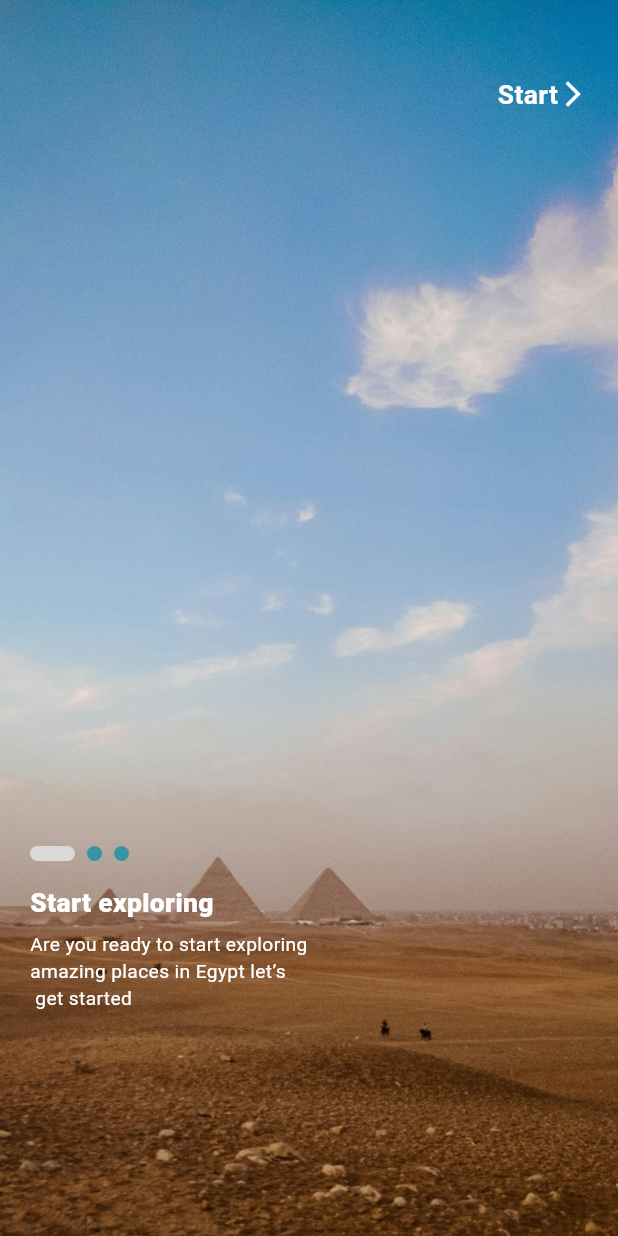
After one commit to Not-Organization-dev/egy_traveler_flutter, a Flutter app: the OnBoardingView screen opened directly, on a phone screen of 412 x 824 dp. The commit adds this screen. Run offline on Flutter 3.47's test engine with Material 3 defaults, Android fonts, the phone set to English and light mode, and no system bars; drawn by our look-alikes of smooth_page_indicator; our stand-ins replace bloc, cached_network_image, cherry_toast, connectivity_plus, dio, flutter_bloc and 8 more; missing offline and left inert: appbar_animated, bottom_bar, number_pagination, number_paginator; accounts and stored records are empty; network calls fail.

Commit message:
Add onboarding feature with view model, view, and widgets
This commit adds the onboarding feature including the view model, view, and
various widgets for displaying onboarding screens. It also updates imports and
removes the old onboarding screen.

```diff
--- /dev/null
+++ b/lib/Features/onBoarding/Presentation/View_model/boarding_model.dart
@@ -0,0 +1,10 @@
+class BoardingModel {
+  String title;
+  String image;
+  String body;
+  BoardingModel({
+    required this.image,
+    required this.title,
+    required this.body,
+  });
+}
--- /dev/null
+++ b/lib/Features/onBoarding/Presentation/view/onboarding_view.dart
@@ -0,0 +1,154 @@
+import 'dart:async';
+
+import 'package:flutter/material.dart';
+import 'package:egytraveler/core/resources/app_localizations.dart';
+import 'package:egytraveler/generated/assets.dart';
+
+import '../../../../shared/components/constants.dart';
+import '../View_model/boarding_model.dart';
+import 'widget/on_boarding_skip_button.dart';
+import 'widget/on_boarding_smooth_page_indicator.dart';
+
+class OnBoardingView extends StatefulWidget {
+  const OnBoardingView({super.key});
+
+  @override
+  State<OnBoardingView> createState() => _OnBoardingViewState();
+}
+
+class _OnBoardingViewState extends State<OnBoardingView> {
+  // Variable to track if the current page is the last one
+  bool isLast = true;
+  // Controller for managing the page view
+  final PageController controller = PageController(initialPage: 0);
+  // Index of the current page
+  int currentIndex = 0;
+  // Timer for auto-play functionality
+  Timer? timer;
+  // List of onboarding screen models
+  List<BoardingModel> boarding = [
+    BoardingModel(
+      image: Assets.imageOnboarding1,
+      title: 'titleOnBoarding1',
+      body: "bodyOnBoarding1",
+    ),
+    BoardingModel(
+      image: Assets.imageOnboarding2,
+      title: 'titleOnBoarding2',
+      body: "bodyOnBoarding2",
+    ),
+    BoardingModel(
+      image: Assets.imageOnboarding3,
+      title: 'titleOnBoarding3',
+      body: "bodyOnBoarding3",
+    ),
+  ];
+
+  @override
+  void initState() {
+    super.initState();
+    // Start auto-play when the widget is initialized
+    _startAutoPlay();
+  }
+
+  @override
+  Widget build(BuildContext context) {
+    return Scaffold(
+      body: Stack(
+        children: [
+          // Widget for displaying onboarding pages
+          _onBoardingPages(),
+          // Widget for displaying skip button
+          Positioned(
+            top: 50,
+            right: 20,
+            child: OnBoardingSkipButton(isLast: isLast),
+          ),
+          // Widget for displaying page indicator dots
+          Positioned(
+            bottom: 250,
+            left: 20,
+            child: OnBoardingSmoothPageIndicator(controller: controller),
+          ),
+          // Widget for displaying title text
+          Positioned(
+            bottom: 210,
+            left: 20,
+            child: Text(
+              boarding[currentIndex].title.tr(context),
+              textAlign: TextAlign.center,
+              style: TextStyle(
+                color: Colors.white,
+                fontSize: getResponsiveFontSize(context, fontSize: 22),
+                fontWeight: FontWeight.w900,
+              ),
+            ),
+          ),
+          // Widget for displaying body text
+          Positioned(
+            bottom: 150,
+            left: 20,
+            child: SizedBox(
+              width: 210,
+              child: Text(
+                textAlign: TextAlign.start,
+                boarding[currentIndex].body.tr(context),
+                style: TextStyle(
+                  color: Colors.white,
+                  fontSize: getResponsiveFontSize(context, fontSize: 16),
+                  fontWeight: FontWeight.w400,
+                ),
+              ),
+            ),
+          ),
+        ],
+      ),
+    );
+  }
+
+  // Widget for building the page view of onboarding screens
+  PageView _onBoardingPages() {
+    return PageView.builder(
+      controller: controller,
+      itemBuilder: (context, index) {
+        return Container(
+          decoration: BoxDecoration(
+            image: DecorationImage(
+              image: AssetImage(boarding[index].image),
+              fit: BoxFit.cover,
+            ),
+          ),
+        );
+      },
+      itemCount: boarding.length,
+      onPageChanged: _onPageChanged,
+    );
+  }
+
+  // Method to start auto-play functionality
+  void _startAutoPlay() {
+    const autoPlayDuration = Duration(seconds: 3);
+    timer = Timer.periodic(autoPlayDuration, (timer) {
+      if (currentIndex < 2) {
+        controller.nextPage(
+            duration: const Duration(milliseconds: 1000), curve: Curves.ease);
+      } else {
+        // Stop the timer when reaching the last screen
+        timer.cancel();
+      }
+    });
+  }
+
+  // Method called when page is changed
+  void _onPageChanged(int page) {
+    setState(() {
+      currentIndex = page;
+      // Update isLast based on whether the current page is the last one
+      if (page == boarding.length - 1) {
+        isLast = true;
+      } else {
+        isLast = false;
+      }
+    });
+  }
+}
--- a/lib/modules/onBoarding/widget/custom_button.dart
+++ b/lib/Features/onBoarding/Presentation/view/widget/custom_button.dart
@@ -1,7 +1,7 @@
 import 'package:egytraveler/core/resources/app_localizations.dart';
 import 'package:flutter/material.dart';
 
-import '../../../shared/components/constants.dart';
+import '../../../../../shared/components/constants.dart';
 
 class CustomButton extends StatelessWidget {
   const CustomButton({
@@ -40,7 +40,7 @@ class CustomButton extends StatelessWidget {
               title.tr(context),
               style: TextStyle(
                 color: colorTitle,
-                fontSize: getResponsiveFontSize(context, fontSize: 22),
+                fontSize: getResponsiveFontSize(context, fontSize: 50),
                 fontWeight: FontWeight.w700,
               ),
             ),
--- /dev/null
+++ b/lib/Features/onBoarding/Presentation/view/widget/on_boarding_skip_button.dart
@@ -0,0 +1,48 @@
+import 'package:flutter/material.dart';
+import 'package:egytraveler/core/resources/app_localizations.dart';
+import 'package:egytraveler/modules/Auth/view/signInAndUp.dart';
+import 'package:egytraveler/shared/components/constants.dart';
+import 'package:egytraveler/shared/network/local/cache_helper.dart';
+
+class OnBoardingSkipButton extends StatelessWidget {
+  const OnBoardingSkipButton({
+    super.key,
+    required this.isLast,
+  });
+
+  final bool isLast;
+
+  @override
+  Widget build(BuildContext context) {
+    return GestureDetector(
+      onTap: () {
+        // Saving data to indicate that onboarding is completed
+        CacheHelper.saveData(key: 'onBoarding', value: true).then((value) {
+          // Navigating to the sign in/up screen after onboarding
+          if (value == true) {
+            navigateFish(context, const SignInAndUp());
+          }
+        });
+      },
+      child: Row(
+        children: [
+          // Displaying 'Start' text if it's the last onboarding screen, otherwise 'Skip'
+          Text(
+            isLast ? 'Start'.tr(context) : 'skip'.tr(context),
+            style: TextStyle(
+              color: Colors.white,
+              fontSize: getResponsiveFontSize(context, fontSize: 22),
+              fontWeight: FontWeight.w700,
+            ),
+          ),
+          // Icon for indicating forward navigation
+          const Icon(
+            Icons.arrow_forward_ios,
+            size: 20,
+            color: Colors.white,
+          ),
+        ],
+      ),
+    );
+  }
+}
--- /dev/null
+++ b/lib/Features/onBoarding/Presentation/view/widget/on_boarding_smooth_page_indicator.dart
@@ -0,0 +1,33 @@
+import 'package:egytraveler/core/utils/color_manager.dart';
+import 'package:flutter/material.dart';
+import 'package:smooth_page_indicator/smooth_page_indicator.dart';
+
+class OnBoardingSmoothPageIndicator extends StatelessWidget {
+  const OnBoardingSmoothPageIndicator({
+    super.key,
+    required this.controller,
+  });
+
+  final PageController controller;
+
+  @override
+  Widget build(BuildContext context) {
+    return SmoothPageIndicator(
+      controller: controller,
+      count: 3,
+      onDotClicked: (index) => controller.animateToPage(index,
+          duration: const Duration(milliseconds: 500), curve: Curves.easeInOut),
+      effect: ExpandingDotsEffect(
+        expansionFactor: 3,
+        spacing: 8.0,
+        radius: 5,
+        dotWidth: 10.0,
+        dotHeight: 10.0,
+        paintStyle: PaintingStyle.fill,
+        strokeWidth: .1,
+        dotColor: ColorManager.kDotColorActive,
+        activeDotColor: ColorManager.kColorIdle,
+      ),
+    );
+  }
+}
--- a/lib/modules/Auth/view/reset_password.dart
+++ b/lib/modules/Auth/view/reset_password.dart
@@ -2,7 +2,7 @@ import 'package:cherry_toast/cherry_toast.dart';
 import 'package:cherry_toast/resources/arrays.dart';
 import 'package:egytraveler/modules/Auth/cubit/auth_cubit.dart';
 import 'package:egytraveler/modules/Auth/view/verification.dart';
-import 'package:egytraveler/modules/onBoarding/widget/custom_button.dart';
+import 'package:egytraveler/Features/onBoarding/Presentation/view/widget/custom_button.dart';
 import 'package:egytraveler/core/resources/app_localizations.dart';
 import 'package:flutter/material.dart';
 import 'package:flutter_bloc/flutter_bloc.dart';
--- a/lib/modules/Auth/view/sigin.dart
+++ b/lib/modules/Auth/view/sigin.dart
@@ -11,7 +11,7 @@ import '../../../layout/homeLayout/cubit/cubit.dart';
 import '../../../layout/homeLayout/homelayout.dart';
 import '../../../shared/components/constants.dart';
 import '../../../shared/network/local/cache_helper.dart';
-import '../../onBoarding/widget/custom_button.dart';
+import '../../../Features/onBoarding/Presentation/view/widget/custom_button.dart';
 import '../cubit/auth_cubit.dart';
 
 class SigInScreen extends StatefulWidget {
--- a/lib/modules/Auth/view/sigup.dart
+++ b/lib/modules/Auth/view/sigup.dart
@@ -2,7 +2,7 @@ import 'package:cherry_toast/cherry_toast.dart';
 import 'package:cherry_toast/resources/arrays.dart';
 import 'package:egytraveler/modules/Auth/cubit/auth_cubit.dart';
 import 'package:egytraveler/modules/Auth/widget/text_filed_egypt.dart';
-import 'package:egytraveler/modules/onBoarding/widget/custom_button.dart';
+import 'package:egytraveler/Features/onBoarding/Presentation/view/widget/custom_button.dart';
 import 'package:egytraveler/shared/components/constants.dart';
 import 'package:egytraveler/core/resources/app_localizations.dart';
 import 'package:flutter/material.dart';
--- a/lib/modules/Auth/view/verification.dart
+++ b/lib/modules/Auth/view/verification.dart
@@ -10,8 +10,8 @@ import 'package:flutter_conditional_rendering/conditional.dart';
 
 import '../../../layout/homeLayout/cubit/cubit.dart';
 import '../../../shared/components/constants.dart';
-import '../../onBoarding/view/signInAndUp.dart';
-import '../../onBoarding/widget/custom_button.dart';
+import 'signInAndUp.dart';
+import '../../../Features/onBoarding/Presentation/view/widget/custom_button.dart';
 
 class VerificationScreen extends StatelessWidget {
   VerificationScreen({super.key, required this.email});
--- a/lib/modules/Language/widget/language_confirm_button.dart
+++ b/lib/modules/Language/widget/language_confirm_button.dart
@@ -2,7 +2,7 @@ import 'package:egytraveler/core/resources/app_localizations.dart';
 import 'package:egytraveler/core/utils/color_manager.dart';
 import 'package:egytraveler/core/utils/styles.dart';
 import 'package:egytraveler/layout/homeLayout/cubit/cubit.dart';
-import 'package:egytraveler/modules/onBoarding/view/onboarding.dart';
+import 'package:egytraveler/Features/onBoarding/Presentation/view/onboarding_view.dart';
 import 'package:egytraveler/shared/network/local/cache_helper.dart';
 import 'package:flutter/material.dart';
 import 'package:flutter_bloc/flutter_bloc.dart';
@@ -29,8 +29,8 @@ class LanguageConfirmButton extends StatelessWidget {
           value: true,
         ).then((value) {
           if (value == true) {
-            Navigator.of(context)
-                .push(MaterialPageRoute(builder: (_) => const OnBoarding()));
+            Navigator.of(context).push(
+                MaterialPageRoute(builder: (_) => const OnBoardingView()));
           }
         });
       },
--- a/lib/modules/newPassword/new_password.dart
+++ b/lib/modules/newPassword/new_password.dart
@@ -8,7 +8,7 @@ import '../Auth/widget/text_filed_egypt.dart';
 import 'package:flutter_conditional_rendering/conditional.dart';
 import 'package:cherry_toast/cherry_toast.dart';
 import 'package:cherry_toast/resources/arrays.dart';
-import '../onBoarding/widget/custom_button.dart';
+import '../../Features/onBoarding/Presentation/view/widget/custom_button.dart';
 
 class NewPassword extends StatelessWidget {
   NewPassword({super.key});
--- a/pubspec.yaml
+++ b/pubspec.yaml
@@ -33,6 +33,7 @@ dependencies:
     sdk: flutter
   flutter_svg: ^2.0.10+1
   google_fonts: ^6.2.1
+  smooth_page_indicator: ^1.1.0
 
 dev_dependencies:
   appbar_animated: ^0.0.3
```
Also changed, not shown: lib/main.dart (+10 -11 lines), lib/modules/Auth/view/signInAndUp.dart (renamed from lib/modules/onBoarding/view/signInAndUp.dart, +20 -19 lines), lib/modules/onBoarding/view/onboarding.dart (deleted, +0 -359 lines), lib/shared/components/constants.dart (+8 -7 lines), pubspec.lock.
